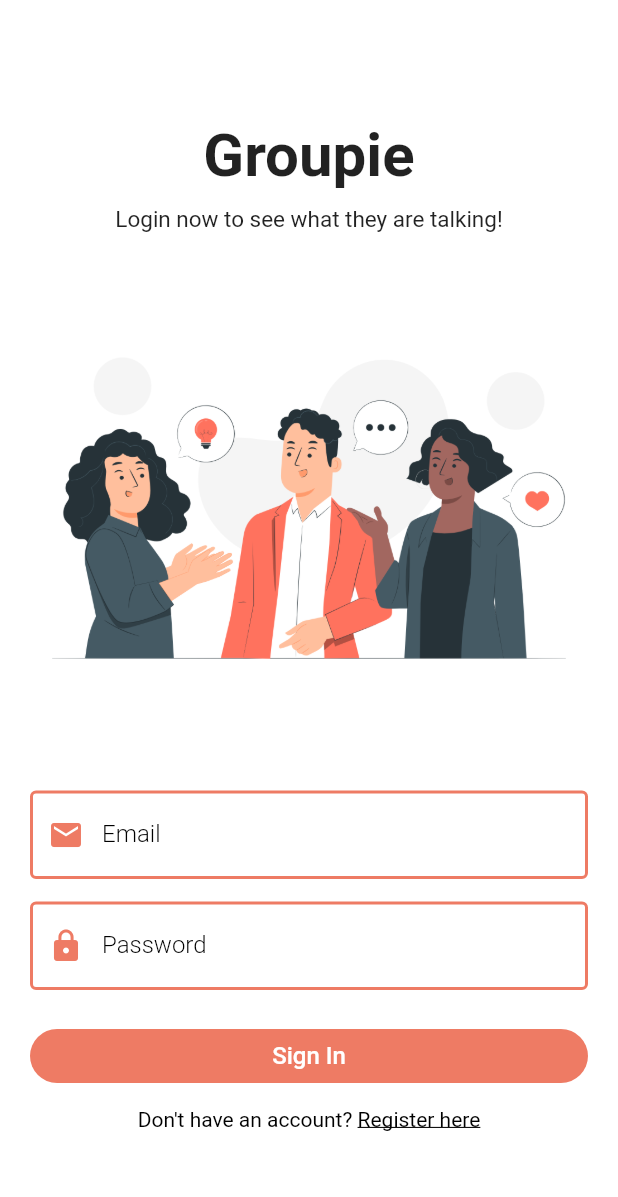
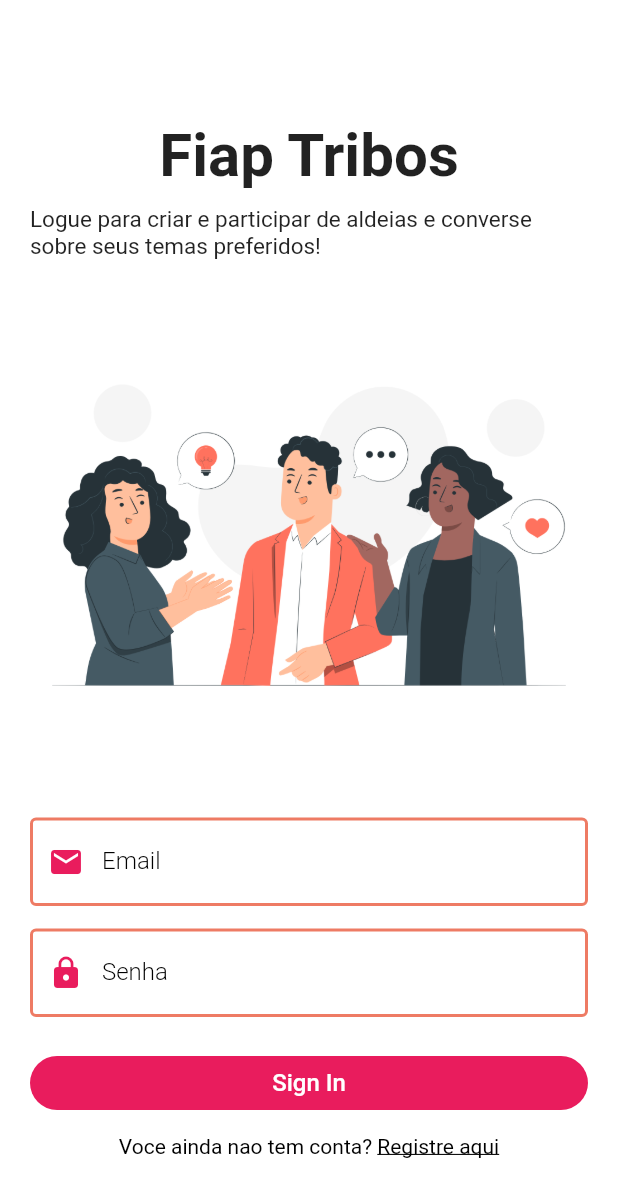
Before and after one commit to reangeline/tribos_fiap, a Flutter app: the screen it shows after launch, on a phone screen of 412 x 824 dp. Shown: the top 1197 px of the screen. Run offline on Flutter 3.47's test engine with Material 2 defaults, Android fonts, the phone set to English and light mode, and no system bars; our stand-ins replace cloud_firestore, firebase_auth, firebase_core, shared_preferences; accounts and stored records are empty.

Commit message:
first commit

```diff
--- a/lib/pages/auth/login_page.dart
+++ b/lib/pages/auth/login_page.dart
@@ -44,12 +44,12 @@ class _LoginPageState extends State<LoginPage> {
                       crossAxisAlignment: CrossAxisAlignment.center,
                       children: [
                         const Text(
-                          "Groupie",
+                          "Fiap Tribos",
                           style: TextStyle(
                               fontSize: 40, fontWeight: FontWeight.bold),
                         ),
                         const SizedBox(height: 10),
-                        const Text("Login now to see what they are talking!",
+                        const Text("Logue para criar e participar de aldeias e converse sobre seus temas preferidos!",
                             style: TextStyle(
                                 fontSize: 15, fontWeight: FontWeight.w400)),
                         Image.asset("assets/login.png"),
@@ -77,7 +77,7 @@ class _LoginPageState extends State<LoginPage> {
                         TextFormField(
                           obscureText: true,
                           decoration: textInputDecoration.copyWith(
-                              labelText: "Password",
+                              labelText: "Senha",
                               prefixIcon: Icon(
                                 Icons.lock,
                                 color: Theme.of(context).primaryColor,
@@ -89,7 +89,7 @@ class _LoginPageState extends State<LoginPage> {
                           },
                           validator: (val) {
                             if (val!.length < 6) {
-                              return "Password must be at least 6 caracters";
+                              return "Password deve ter pelo menos 6 digitos";
                             } else {
                               return null;
                             }
@@ -117,12 +117,12 @@ class _LoginPageState extends State<LoginPage> {
                         ),
                         const SizedBox(height: 10),
                         Text.rich(TextSpan(
-                            text: "Don't have an account? ",
+                            text: "Voce ainda nao tem conta? ",
                             style: const TextStyle(
                                 color: Colors.black, fontSize: 14),
                             children: [
                               TextSpan(
-                                text: "Register here",
+                                text: "Registre aqui",
                                 style: const TextStyle(
                                     color: Colors.black,
                                     decoration: TextDecoration.underline),
--- a/lib/pages/auth/register_page.dart
+++ b/lib/pages/auth/register_page.dart
@@ -41,19 +41,19 @@ class _RegisterPageState extends State<RegisterPage> {
                       crossAxisAlignment: CrossAxisAlignment.center,
                       children: [
                         const Text(
-                          "Groupie",
+                          "Tribos",
                           style: TextStyle(
                               fontSize: 40, fontWeight: FontWeight.bold),
                         ),
                         const SizedBox(height: 10),
                         const Text(
-                            "Create your account now to chat and explore",
+                            "Crie sua conta agora para conversar",
                             style: TextStyle(
                                 fontSize: 15, fontWeight: FontWeight.w400)),
                         Image.asset("assets/register.png"),
                         TextFormField(
                           decoration: textInputDecoration.copyWith(
-                              labelText: "Full name",
+                              labelText: "Nome completo",
                               prefixIcon: Icon(
                                 Icons.person,
                                 color: Theme.of(context).primaryColor,
@@ -67,7 +67,7 @@ class _RegisterPageState extends State<RegisterPage> {
                             if (val!.isNotEmpty) {
                               return null;
                             } else {
-                              return "Name cannot be empity";
+                              return "Nome nao pode ser nulo";
                             }
                           },
                         ),
@@ -89,7 +89,7 @@ class _RegisterPageState extends State<RegisterPage> {
                                         r"^[a-zA-Z0-9.a-zA-Z0-9.!#$%&'*+-/=?^_`{|}~]+@[a-zA-Z0-9]+\.[a-zA-Z]+")
                                     .hasMatch(val!)
                                 ? null
-                                : "Please enter a valid email";
+                                : "Por favor entre com um email valido";
                           },
                         ),
                         const SizedBox(height: 15),
@@ -108,7 +108,7 @@ class _RegisterPageState extends State<RegisterPage> {
                           },
                           validator: (val) {
                             if (val!.length < 6) {
-                              return "Password must be at least 6 caracters";
+                              return "Senha deve ter pelo menos 6 digitos";
                             } else {
                               return null;
                             }
@@ -125,7 +125,7 @@ class _RegisterPageState extends State<RegisterPage> {
                                   borderRadius: BorderRadius.circular(30),
                                 )),
                             child: const Text(
-                              "Register",
+                              "Registrar",
                               style:
                                   TextStyle(color: Colors.white, fontSize: 16),
                             ),
@@ -136,12 +136,12 @@ class _RegisterPageState extends State<RegisterPage> {
                         ),
                         const SizedBox(height: 10),
                         Text.rich(TextSpan(
-                            text: "already have an account? ",
+                            text: "Voce ja tem uma conta? ",
                             style: const TextStyle(
                                 color: Colors.black, fontSize: 14),
                             children: [
                               TextSpan(
-                                text: "Login now",
+                                text: "Entre agora",
                                 style: const TextStyle(
                                     color: Colors.black,
                                     decoration: TextDecoration.underline),
--- a/lib/pages/chat_page.dart
+++ b/lib/pages/chat_page.dart
@@ -83,7 +83,7 @@ class _ChatPageState extends State<ChatPage> {
                   controller: messageController,
                   style: const TextStyle(color: Colors.white),
                   decoration: const InputDecoration(
-                    hintText: "Send a message...",
+                    hintText: "Envie uma mensagem...",
                     hintStyle: TextStyle(color: Colors.white, fontSize: 16),
                     border: InputBorder.none,
                   ),
--- a/lib/pages/home_page.dart
+++ b/lib/pages/home_page.dart
@@ -75,7 +75,7 @@ class _HomePageState extends State<HomePage> {
               icon: const Icon(Icons.search))
         ],
         title: const Text(
-          "Groups",
+          "Tribos",
           style: TextStyle(
               color: Colors.white, fontWeight: FontWeight.bold, fontSize: 27),
         ),
@@ -105,7 +105,7 @@ class _HomePageState extends State<HomePage> {
                   const EdgeInsets.symmetric(horizontal: 20, vertical: 5),
               leading: const Icon(Icons.group),
               title:
-                  const Text("Groups", style: TextStyle(color: Colors.black)),
+                  const Text("Tribos", style: TextStyle(color: Colors.black)),
             ),
             ListTile(
               onTap: () {
@@ -120,7 +120,7 @@ class _HomePageState extends State<HomePage> {
                   const EdgeInsets.symmetric(horizontal: 20, vertical: 5),
               leading: const Icon(Icons.group),
               title:
-                  const Text("Profile", style: TextStyle(color: Colors.black)),
+                  const Text("Perfil", style: TextStyle(color: Colors.black)),
             ),
             ListTile(
               onTap: () async {
@@ -129,8 +129,8 @@ class _HomePageState extends State<HomePage> {
                     context: context,
                     builder: (context) {
                       return AlertDialog(
-                        title: const Text("Logout"),
-                        content: const Text("Are you sure you want to logout?"),
+                        title: const Text("Sair"),
+                        content: const Text("Voce tem certeza que deseja sair?"),
                         actions: [
                           IconButton(
                             onPressed: () {
@@ -162,7 +162,7 @@ class _HomePageState extends State<HomePage> {
                   const EdgeInsets.symmetric(horizontal: 20, vertical: 5),
               leading: const Icon(Icons.exit_to_app),
               title:
-                  const Text("Logout", style: TextStyle(color: Colors.black)),
+                  const Text("Sair", style: TextStyle(color: Colors.black)),
             ),
           ],
         ),
@@ -240,7 +240,7 @@ class _HomePageState extends State<HomePage> {
                       });
                       Navigator.of(context).pop();
                       showSnackbar(
-                          context, Colors.green, "Group created successfully.");
+                          context, Colors.green, "Tribo criada com sucesso");
                     }
                   },
                   style: ElevatedButton.styleFrom(
@@ -307,7 +307,7 @@ class _HomePageState extends State<HomePage> {
             height: 20,
           ),
           const Text(
-            "You've not joined any group, tap on the add icon to create a group or also search from top search button",
+            "Você não ingressou em nenhuma tribo, toque no ícone adicionar para criar uma tribo ou também pesquise no botão de pesquisa superior",
             textAlign: TextAlign.center,
           ),
         ],
--- a/lib/pages/search_page.dart
+++ b/lib/pages/search_page.dart
@@ -70,7 +70,7 @@ class _SearchPageState extends State<SearchPage> {
                     style: const TextStyle(color: Colors.white),
                     decoration: const InputDecoration(
                         border: InputBorder.none,
-                        hintText: "Search groups....",
+                        hintText: "Procure tribos....",
                         hintStyle:
                             TextStyle(color: Colors.white, fontSize: 16)),
                   ),
@@ -175,7 +175,7 @@ class _SearchPageState extends State<SearchPage> {
             setState(() {
               isJoined = !isJoined;
             });
-            showSnackbar(context, Colors.green, "Successfully joined he group");
+            showSnackbar(context, Colors.green, "Você entrou na tribo!");
             Future.delayed(const Duration(seconds: 2), () {
               nextScreen(
                   context,
@@ -187,7 +187,7 @@ class _SearchPageState extends State<SearchPage> {
           } else {
             setState(() {
               isJoined = !isJoined;
-              showSnackbar(context, Colors.red, "Left the group $groupName");
+              showSnackbar(context, Colors.red, "Sair da tribo $groupName");
             });
           }
         },
@@ -212,7 +212,7 @@ class _SearchPageState extends State<SearchPage> {
                 ),
                 padding:
                     const EdgeInsets.symmetric(horizontal: 20, vertical: 10),
-                child: const Text("Join Now",
+                child: const Text("Entrar",
                     style: TextStyle(color: Colors.white)),
               ),
       ),
--- a/lib/shared/constants.dart
+++ b/lib/shared/constants.dart
@@ -1,9 +1,9 @@
 import 'package:flutter/material.dart';
 
 class Constants {
-  static String appId = "1:876429076757:web:a2859293f86e5e9b51211c";
-  static String apiKey = "AIzaSyA7GzU9kzQLh_MVmWqhC1dAcJ2vsyDfLhI";
-  static String messagingSenderId = "876429076757";
-  static String projectId = "chatappfirebase-72ba2";
-  final primaryColor = const Color(0xFFee7b64);
+  static String appId = "";
+  static String apiKey = "";
+  static String messagingSenderId = "";
+  static String projectId = "";
+  final primaryColor = const Color.fromRGBO(233, 28, 93, 25);
 }
--- a/lib/widgets/group_tile.dart
+++ b/lib/widgets/group_tile.dart
@@ -48,7 +48,7 @@ class _GroupTileState extends State<GroupTile> {
             style: const TextStyle(fontWeight: FontWeight.w500),
           ),
           subtitle: Text(
-            "Join the conversation as ${widget.userName}",
+            "Junte-se a conversa como ${widget.userName}",
             style: const TextStyle(fontSize: 13),
           ),
         ),
```
Also changed, not shown: lib/pages/group_info.dart (+6 -6 lines), lib/pages/profile_page.dart (+7 -7 lines), pubspec.yaml (+4 -3 lines), pubspec.lock, 9 other files.
